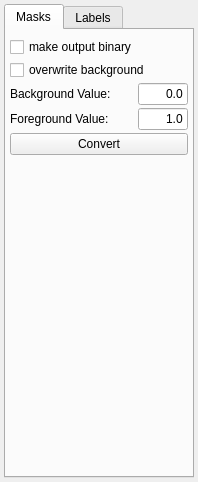
Before: the Qt Designer form Plugins/org.mitk.gui.qt.multilabelsegmentation/src/internal/SegmentationUtilities/SurfaceToImage/QmitkSurfaceToImageWidgetControls.ui in MITK/MITK, drawn with Qt 5.
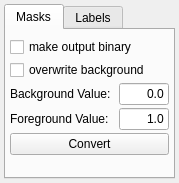
After: the same form once the commit is applied. Custom widgets are drawn as their Qt base class.

Commit message:
Fix stretch policy to minimize the gap between multiple selection widgets
The size policy of a data selection widget was minimized in order
to remove the gap between multiple selection widgets.

```diff
--- a/Plugins/org.mitk.gui.qt.multilabelsegmentation/src/internal/SegmentationUtilities/SurfaceToImage/QmitkSurfaceToImageWidgetControls.ui
+++ b/Plugins/org.mitk.gui.qt.multilabelsegmentation/src/internal/SegmentationUtilities/SurfaceToImage/QmitkSurfaceToImageWidgetControls.ui
@@ -6,11 +6,11 @@
    <rect>
     <x>0</x>
     <y>0</y>
-    <width>198</width>
-    <height>482</height>
+    <width>179</width>
+    <height>183</height>
    </rect>
   </property>
-  <layout class="QVBoxLayout" name="verticalLayout_3">
+  <layout class="QVBoxLayout" name="verticalLayout">
    <property name="spacing">
     <number>3</number>
    </property>
@@ -26,7 +26,7 @@
       <attribute name="title">
        <string>Masks</string>
       </attribute>
-      <layout class="QVBoxLayout" name="verticalLayout">
+      <layout class="QVBoxLayout" name="verticalLayout_2">
        <property name="spacing">
         <number>3</number>
        </property>
@@ -51,7 +51,7 @@
         </widget>
        </item>
        <item>
-        <layout class="QHBoxLayout" name="horizontalLayout_2">
+        <layout class="QHBoxLayout" name="horizontalLayout">
          <item>
           <widget class="QLabel" name="label_2">
            <property name="text">
@@ -97,7 +97,7 @@
         </layout>
        </item>
        <item>
-        <layout class="QHBoxLayout" name="horizontalLayout">
+        <layout class="QHBoxLayout" name="horizontalLayout_2">
          <item>
           <widget class="QLabel" name="label">
            <property name="text">
@@ -150,14 +150,14 @@
         </widget>
        </item>
        <item>
-        <spacer name="verticalSpacer_2">
+        <spacer name="verticalSpacer">
          <property name="orientation">
           <enum>Qt::Vertical</enum>
          </property>
          <property name="sizeHint" stdset="0">
           <size>
            <width>20</width>
-           <height>308</height>
+           <height>40</height>
           </size>
          </property>
         </spacer>
@@ -168,7 +168,7 @@
       <attribute name="title">
        <string>Labels</string>
       </attribute>
-      <layout class="QVBoxLayout" name="verticalLayout_2">
+      <layout class="QVBoxLayout" name="verticalLayout_3">
        <property name="spacing">
         <number>2</number>
        </property>
@@ -202,14 +202,14 @@
         </widget>
        </item>
        <item>
-        <spacer name="verticalSpacer_3">
+        <spacer name="verticalSpacer_2">
          <property name="orientation">
           <enum>Qt::Vertical</enum>
          </property>
          <property name="sizeHint" stdset="0">
           <size>
            <width>20</width>
-           <height>202</height>
+           <height>40</height>
           </size>
          </property>
         </spacer>
```
Left out of the diff: 9 changed lines with no effect on the pictures. The commit also changes 4 other files.
